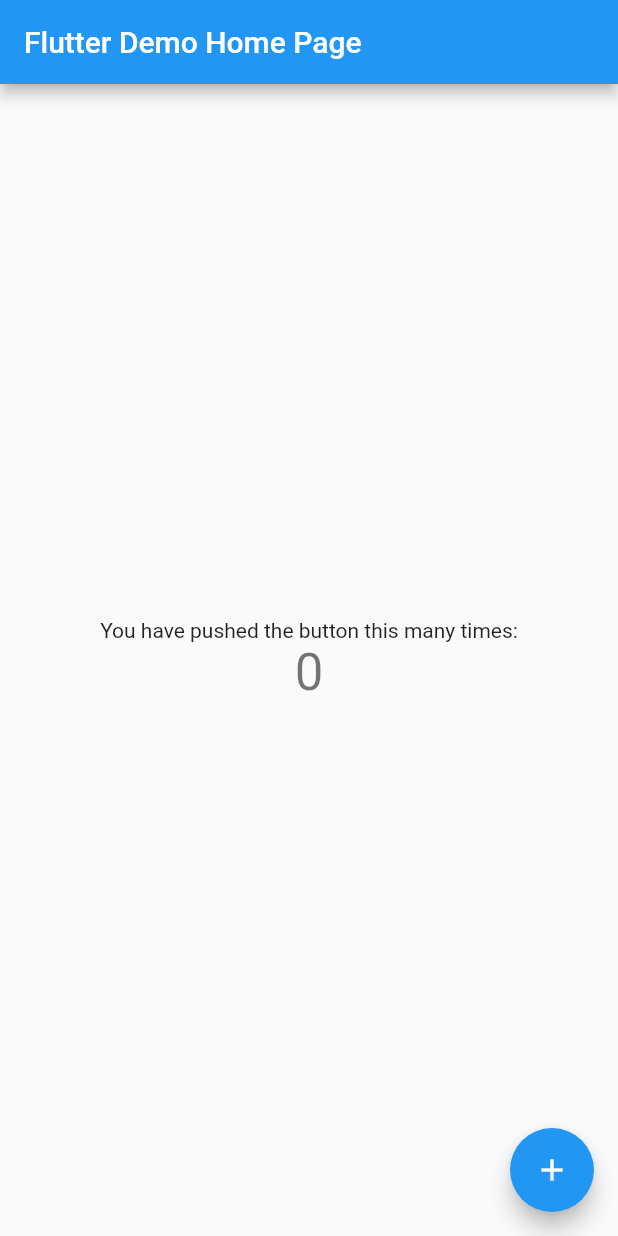
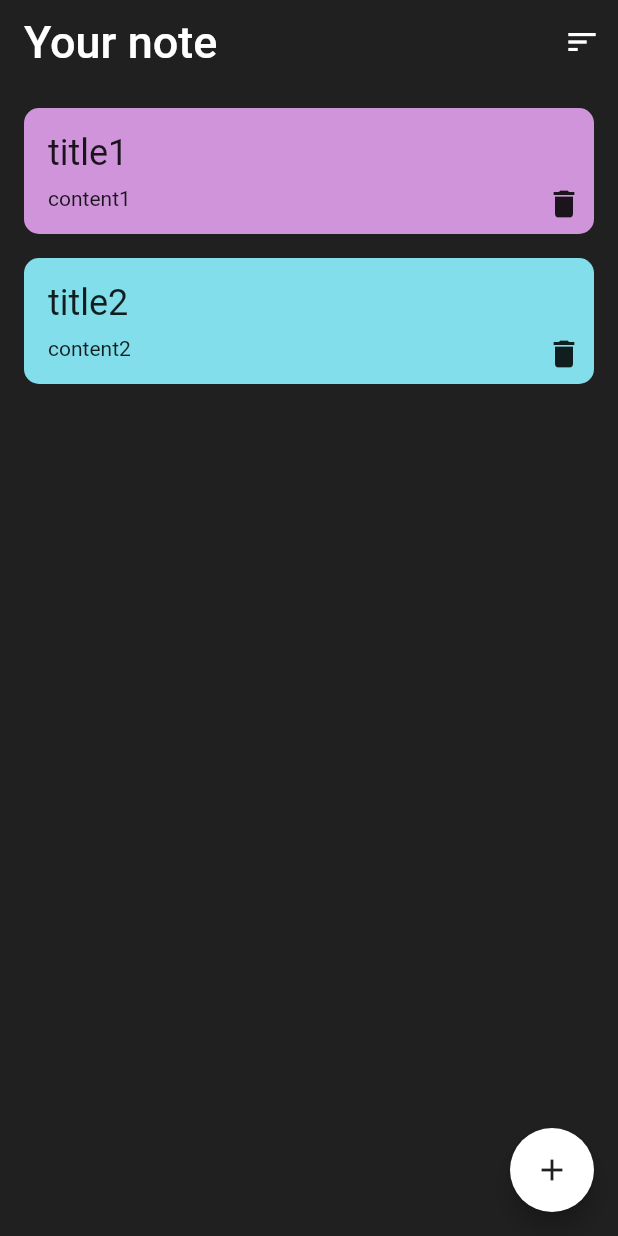
Before and after one commit to paxFortuna/clean-note-app, a Flutter app: the screen it shows after launch, on a phone screen of 412 x 824 dp. Run offline on Flutter 3.47's test engine with Material 2 defaults, Android fonts, the light colour scheme and no system bars; our stand-ins replace freezed_annotation, sqflite; accounts and stored records are empty.

Commit message:
feat: note_item & notes_screen

```diff
--- a/lib/main.dart
+++ b/lib/main.dart
@@ -1,3 +1,5 @@
+import 'package:clean_note_app/presentation/notes/notes_screen.dart';
+import 'package:clean_note_app/ui/colors.dart';
 import 'package:flutter/material.dart';
 
 void main() {
@@ -12,56 +14,19 @@
     return MaterialApp(
       title: 'Flutter Demo',
       theme: ThemeData(
-        primarySwatch: Colors.blue,
+        primaryColor: Colors.white,
+        backgroundColor: darkGray,
+        canvasColor: darkGray,
+        floatingActionButtonTheme:
+            Theme.of(context).floatingActionButtonTheme.copyWith(
+                  backgroundColor: Colors.white,
+                  foregroundColor: darkGray,
+                ),
+        appBarTheme: Theme.of(context).appBarTheme.copyWith(
+              backgroundColor: darkGray,
+            ),
       ),
-      home: const MyHomePage(title: 'Flutter Demo Home Page'),
+      home: const NotesScreen(),
     );
   }
 }
-
-class MyHomePage extends StatefulWidget {
-  const MyHomePage({super.key, required this.title});
-
-  final String title;
-
-  @override
-  State<MyHomePage> createState() => _MyHomePageState();
-}
-
-class _MyHomePageState extends State<MyHomePage> {
-  int _counter = 0;
-
-  void _incrementCounter() {
-    setState(() {
-      _counter++;
-    });
-  }
-
-  @override
-  Widget build(BuildContext context) {
-    return Scaffold(
-      appBar: AppBar(
-        title: Text(widget.title),
-      ),
-      body: Center(
-        child: Column(
-          mainAxisAlignment: MainAxisAlignment.center,
-          children: <Widget>[
-            const Text(
-              'You have pushed the button this many times:',
-            ),
-            Text(
-              '$_counter',
-              style: Theme.of(context).textTheme.headline4,
-            ),
-          ],
-        ),
-      ),
-      floatingActionButton: FloatingActionButton(
-        onPressed: _incrementCounter,
-        tooltip: 'Increment',
-        child: const Icon(Icons.add),
-      ),
-    );
-  }
-}
--- /dev/null
+++ b/lib/presentation/notes/components/note_item.dart
@@ -0,0 +1,60 @@
+import 'package:flutter/material.dart';
+
+import '../../../domain/model/note.dart';
+
+class NoteItem extends StatelessWidget {
+  final Note note;
+  Function? onDeleteTap;
+
+  NoteItem({
+    Key? key,
+    required this.note,
+    this.onDeleteTap,
+  }) : super(key: key);
+
+  @override
+  Widget build(BuildContext context) {
+    return Padding(
+      padding: const EdgeInsets.all(8.0),
+      child: Stack(
+        children: [
+          Container(
+            width: double.infinity,
+            padding: const EdgeInsets.all(16),
+            decoration: BoxDecoration(
+              borderRadius: BorderRadius.circular(10),
+              color: Color(note.color),
+            ),
+            child: Column(
+              crossAxisAlignment: CrossAxisAlignment.start,
+              children: [
+                Text(
+                  note.title,
+                  maxLines: 1,
+                  overflow: TextOverflow.ellipsis,
+                  style: Theme.of(context).textTheme.headline5,
+                ),
+                const SizedBox(height: 8),
+                Text(
+                  note.content,
+                  maxLines: 10,
+                  overflow: TextOverflow.ellipsis,
+                  style: Theme.of(context).textTheme.bodyText2,
+                ),
+              ],
+            ),
+          ),
+          Positioned(
+              bottom: 8,
+              right: 8,
+              child: GestureDetector(
+                onTap: () {
+                  onDeleteTap?.call();
+                },
+                child: const Icon(Icons.delete),
+              )),
+        ],
+      ),
+    );
+  }
+}
--- /dev/null
+++ b/lib/presentation/notes/notes_screen.dart
@@ -0,0 +1,55 @@
+import 'package:clean_note_app/ui/colors.dart';
+import 'package:flutter/material.dart';
+
+import '../../domain/model/note.dart';
+import 'components/note_item.dart';
+
+class NotesScreen extends StatelessWidget {
+  const NotesScreen({Key? key}) : super(key: key);
+
+  @override
+  Widget build(BuildContext context) {
+    return Scaffold(
+      appBar: AppBar(
+        title: const Text(
+          'Your note',
+          style: TextStyle(fontSize: 30),
+        ),
+        actions: [
+          IconButton(
+            onPressed: () {},
+            icon: const Icon(Icons.sort),
+          ),
+        ],
+        elevation: 0,
+      ),
+      floatingActionButton: FloatingActionButton(
+        onPressed: () {},
+        child: const Icon(Icons.add),
+      ),
+      body: Padding(
+        padding: const EdgeInsets.all(8.0),
+        child: ListView(
+          children: [
+            NoteItem(
+              note: Note(
+                title: 'title1',
+                content: 'content1',
+                color: wisteria.value,
+                timestamp: 1,
+              ),
+            ),
+            NoteItem(
+              note: Note(
+                title: 'title2',
+                content: 'content2',
+                color: skyBlue.value,
+                timestamp: 2,
+              ),
+            ),
+          ],
+        ),
+      ),
+    );
+  }
+}
--- /dev/null
+++ b/lib/ui/colors.dart
@@ -0,0 +1,10 @@
+import 'dart:ui';
+
+const roseBud = Color(0xFFFFAB91);
+const primrose = Color(0xFFE7ED9B);
+const wisteria = Color(0xFFCF94DA);
+const skyBlue = Color(0xFF81DEEA);
+const illusion = Color(0xFFF48FB1);
+
+const darkGray = Color(0xFF202020);
+const lightBlue = Color(0xFFD7E8DE);
```
